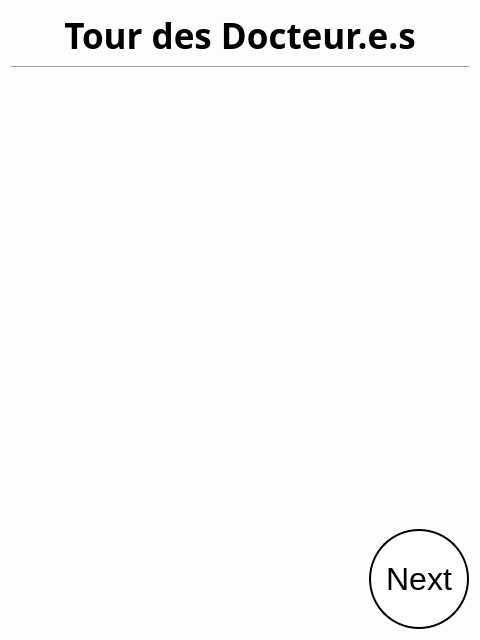
This is SporzOBC-WAL/code/resources/Phases/Night/Doctor/turn.ui in Eben-Epi/SporzOBC as Qt 5 draws it before an edit. The edited form follows.
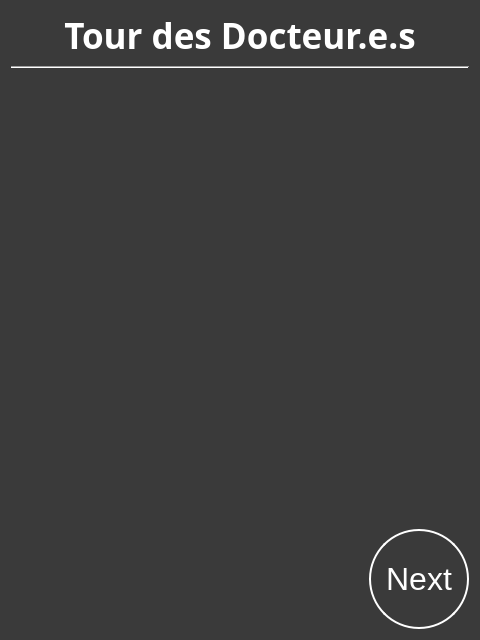
This is the edited form.

Commit message: UPD Night Phases are displayed with dark background UPD Mutant Turn and Evening Bed Time View ADD useful fetch infos from game logic methods

The edit to the form file:
```diff
--- a/SporzOBC-WAL/code/resources/Phases/Night/Doctor/turn.ui
+++ b/SporzOBC-WAL/code/resources/Phases/Night/Doctor/turn.ui
@@ -15,14 +15,19 @@
   </property>
   <property name="styleSheet">
    <string notr="true">#DoctorsTurn {
-    background-color: rgb(253, 253, 253);
+    background-color: rgb(58, 58, 58);;
     }
 
+QLabel {
+	color:white;
+}
+
 QPushButton  {
-    border: 2px solid black;
-    background-color: white;
+    border: 2px solid white;
+    background-color: rgb(58, 58, 58);
     padding: 10px 10px;
     font-size: 32px;
+	color:white;
     border-radius: 50px;
 }</string>
   </property>
```
The commit also changes 37 other files.
